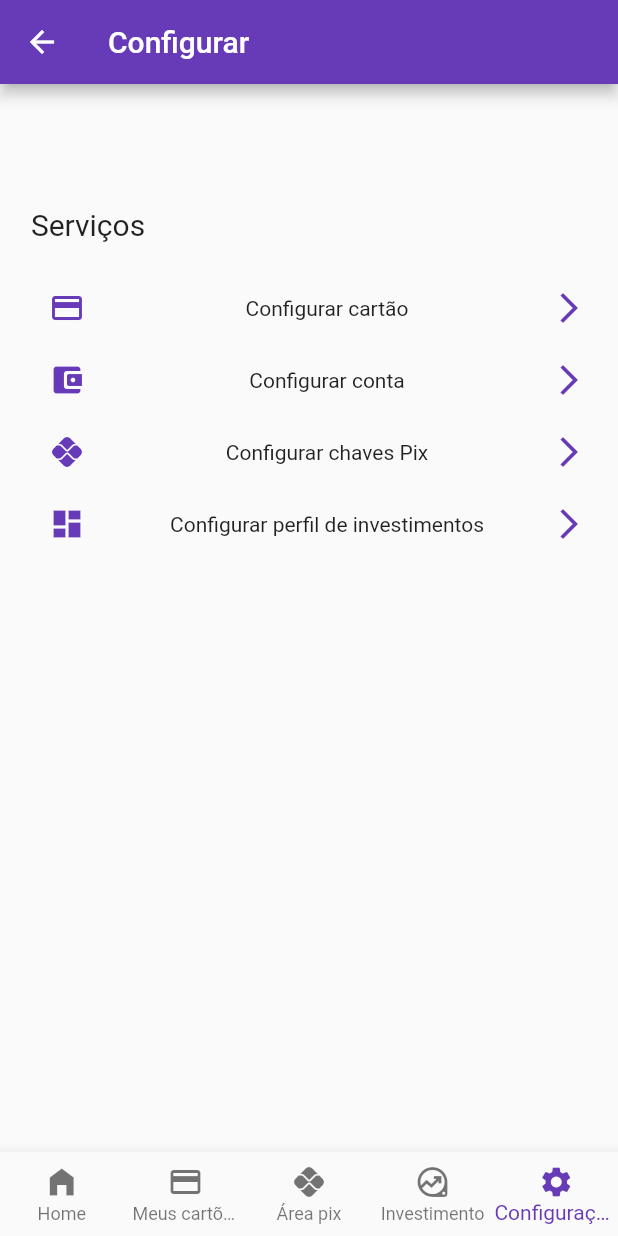
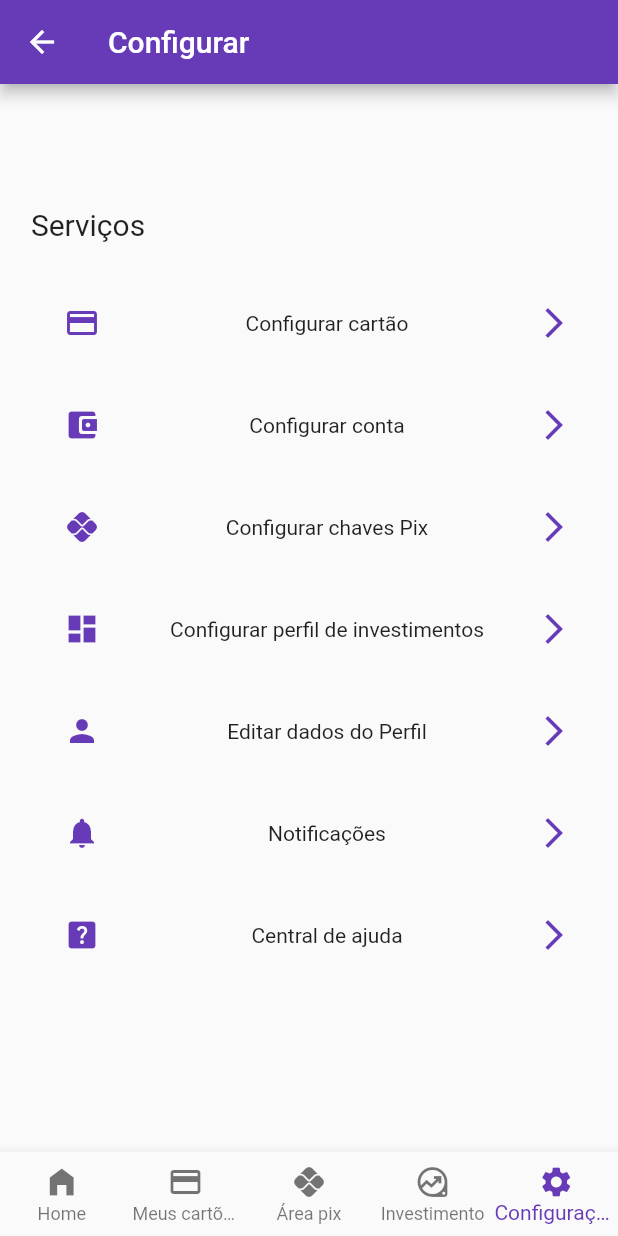
Before and after one commit to mechztcc/digibank, a Flutter app: the ConfigurationPage screen opened by its route, on a phone screen of 412 x 824 dp. Run offline on Flutter 3.47's test engine with Material 2 defaults, Android fonts, the phone set to English and light mode, and no system bars; our stand-ins replace flutter_modular; missing offline and left inert: dart:ffi.

Commit message:
feat: added configuration page

```diff
--- a/lib/app/modules/configuration/pages/configuration_page.dart
+++ b/lib/app/modules/configuration/pages/configuration_page.dart
@@ -40,7 +40,11 @@ class ConfigurationPageState extends State<ConfigurationPage> {
               const SizedBox(
                 height: 20,
               ),
-              Row(
+              InkWell(
+                onTap: () {},
+                child: Padding(
+                  padding: const EdgeInsets.all(10.0),
+                  child: Row(
                     mainAxisAlignment: MainAxisAlignment.spaceBetween,
                     children: [
                       IconButton(
@@ -57,7 +61,13 @@ class ConfigurationPageState extends State<ConfigurationPage> {
                       )
                     ],
                   ),
-              Row(
+                ),
+              ),
+              InkWell(
+                onTap: () {},
+                child: Padding(
+                  padding: const EdgeInsets.all(10.0),
+                  child: Row(
                     mainAxisAlignment: MainAxisAlignment.spaceBetween,
                     children: [
                       IconButton(
@@ -74,7 +84,13 @@ class ConfigurationPageState extends State<ConfigurationPage> {
                       )
                     ],
                   ),
-              Row(
+                ),
+              ),
+              InkWell(
+                onTap: () {},
+                child: Padding(
+                  padding: const EdgeInsets.all(10.0),
+                  child: Row(
                     mainAxisAlignment: MainAxisAlignment.spaceBetween,
                     children: [
                       IconButton(
@@ -91,7 +107,13 @@ class ConfigurationPageState extends State<ConfigurationPage> {
                       )
                     ],
                   ),
-              Row(
+                ),
+              ),
+              InkWell(
+                onTap: () {},
+                child: Padding(
+                  padding: const EdgeInsets.all(10.0),
+                  child: Row(
                     mainAxisAlignment: MainAxisAlignment.spaceBetween,
                     children: [
                       IconButton(
@@ -108,6 +130,77 @@ class ConfigurationPageState extends State<ConfigurationPage> {
                       )
                     ],
                   ),
+                ),
+              ),
+              InkWell(
+                onTap: () {},
+                child: Padding(
+                  padding: const EdgeInsets.all(10.0),
+                  child: Row(
+                    mainAxisAlignment: MainAxisAlignment.spaceBetween,
+                    children: [
+                      IconButton(
+                        onPressed: () {},
+                        icon: const Icon(
+                          Icons.person,
+                          color: Colors.deepPurple,
+                        ),
+                      ),
+                      const Text('Editar dados do Perfil'),
+                      const Icon(
+                        Icons.arrow_forward_ios_outlined,
+                        color: Colors.deepPurple,
+                      )
+                    ],
+                  ),
+                ),
+              ),
+              InkWell(
+                onTap: () {},
+                child: Padding(
+                  padding: const EdgeInsets.all(10.0),
+                  child: Row(
+                    mainAxisAlignment: MainAxisAlignment.spaceBetween,
+                    children: [
+                      IconButton(
+                        onPressed: () {},
+                        icon: const Icon(
+                          Icons.notifications,
+                          color: Colors.deepPurple,
+                        ),
+                      ),
+                      const Text('Notificações'),
+                      const Icon(
+                        Icons.arrow_forward_ios_outlined,
+                        color: Colors.deepPurple,
+                      )
+                    ],
+                  ),
+                ),
+              ),
+              InkWell(
+                onTap: () {},
+                child: Padding(
+                  padding: const EdgeInsets.all(10.0),
+                  child: Row(
+                    mainAxisAlignment: MainAxisAlignment.spaceBetween,
+                    children: [
+                      IconButton(
+                        onPressed: () {},
+                        icon: const Icon(
+                          Icons.help_center,
+                          color: Colors.deepPurple,
+                        ),
+                      ),
+                      const Text('Central de ajuda'),
+                      const Icon(
+                        Icons.arrow_forward_ios_outlined,
+                        color: Colors.deepPurple,
+                      )
+                    ],
+                  ),
+                ),
+              ),
             ],
           ),
         ),
```
Lines whose indentation alone changed are shown as unchanged.
